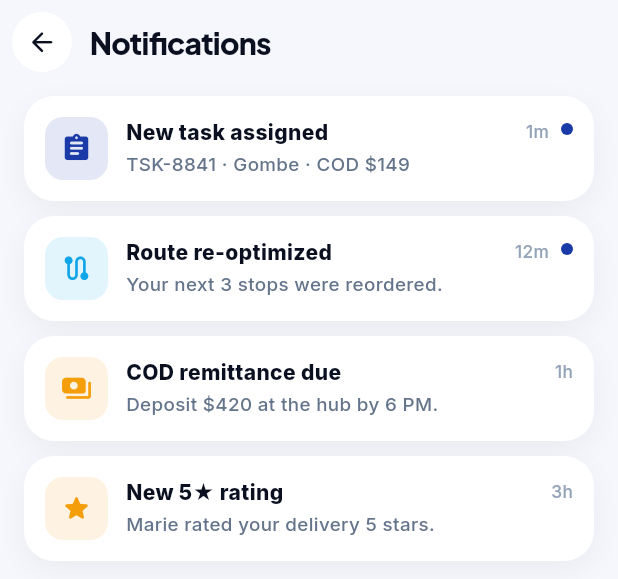
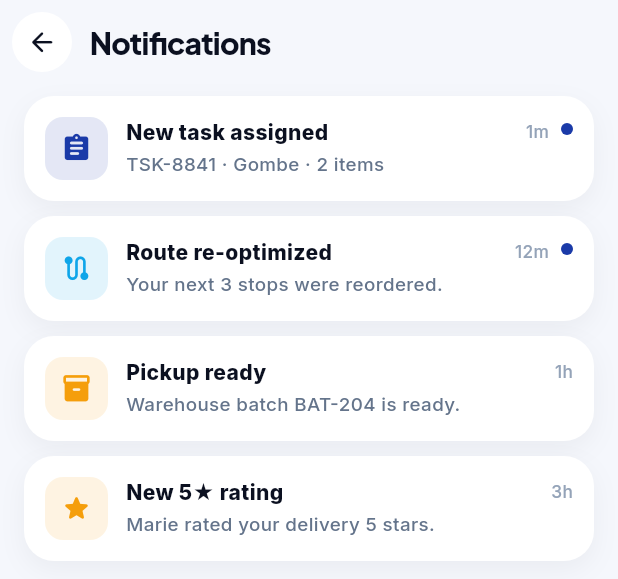
Before and after one commit to WaseemMirzaa/somba-apps, a Flutter app: the ProfileScreen widget shown alone on an empty page, opened directly with empty values, after a tap on "On duty", after a tap on "Notifications", on a phone screen of 412 x 824 dp. Shown: the top 579 px of the screen. Run offline on Flutter 3.47's test engine with Material 3 defaults, Android fonts, the phone set to English and light mode, and no system bars.

Commit message:
Rider: drop remaining COD/payout mentions in notifications & profile (#62)
* feat(apps): real product photos; remove COD/wallet (customer) & payouts/COD (rider)

Customer
- Replace 3D PNG placeholders with real professional catalogue photos
  (bundled JPGs), shown contained on a clean studio backdrop
- New catalogue (fashion / jewelery / electronics) matching the photos
- Remove Cash-on-Delivery and Wallet everywhere: checkout methods now
  Card + Airtel Money; payment screen Card/Airtel/M-Pesa; order detail shows
  "Paid online"; account wallet tile/stat and Wallet screen removed;
  wallet notification replaced with a refund

Rider
- Remove all COD / cash-on-delivery: no COD chips, banners, cash-collected
  step, or COD amounts in tasks/detail/POD/batch
- Remove payouts: Earnings tab and screen deleted (riders are salaried);
  COD shift summary removed; task header shows Done instead of Earned
- Nav is now Tasks · Navigate · Profile

analyze + tests pass for both apps.

Co-Authored-By: Claude Opus 4.8 <noreply@anthropic.com>
Claude-Session: https://claude.ai/code/session_01WULNhyKuKz82d48qJ3JnqT

* fix(rider): drop remaining COD/payout references in notifications & profile

- Rider notifications no longer mention COD collection or remittance
- Profile notifications subtitle no longer says "payouts"

Co-Authored-By: Claude Opus 4.8 <noreply@anthropic.com>
Claude-Session: https://claude.ai/code/session_01WULNhyKuKz82d48qJ3JnqT

---------

Co-authored-by: Claude <noreply@anthropic.com>

```diff
--- a/rider-app/lib/screens/more/rider_more.dart
+++ b/rider-app/lib/screens/more/rider_more.dart
@@ -252,9 +252,9 @@ class RiderNotificationsScreen extends StatelessWidget {
   @override
   Widget build(BuildContext context) {
     const items = [
-      (Icons.assignment_rounded, AppColors.primary, 'New task assigned', 'TSK-8841 · Gombe · COD \$149', '1m', true),
+      (Icons.assignment_rounded, AppColors.primary, 'New task assigned', 'TSK-8841 · Gombe · 2 items', '1m', true),
       (Icons.route_rounded, AppColors.info, 'Route re-optimized', 'Your next 3 stops were reordered.', '12m', true),
-      (Icons.payments_rounded, AppColors.accent, 'COD remittance due', 'Deposit \$420 at the hub by 6 PM.', '1h', false),
+      (Icons.inventory_2_rounded, AppColors.accent, 'Pickup ready', 'Warehouse batch BAT-204 is ready.', '1h', false),
       (Icons.star_rounded, AppColors.accent, 'New 5★ rating', 'Marie rated your delivery 5 stars.', '3h', false),
     ];
     return Scaffold(
--- a/rider-app/lib/screens/profile_screen.dart
+++ b/rider-app/lib/screens/profile_screen.dart
@@ -98,7 +98,7 @@ class _ProfileScreenState extends State<ProfileScreen> {
               () => Navigator.push(context, MaterialPageRoute(builder: (_) => const ZoneScreen()))),
           _Item(Icons.history_rounded, 'Task history', 'Past deliveries & pickups',
               () => Navigator.push(context, MaterialPageRoute(builder: (_) => const RiderHistoryScreen()))),
-          _Item(Icons.notifications_rounded, 'Notifications', 'Tasks, routes & payouts',
+          _Item(Icons.notifications_rounded, 'Notifications', 'Tasks & route updates',
               () => Navigator.push(context, MaterialPageRoute(builder: (_) => const RiderNotificationsScreen()))),
           _Item(Icons.headset_mic_rounded, 'Support', '24/7 rider help'),
         ]),
```
